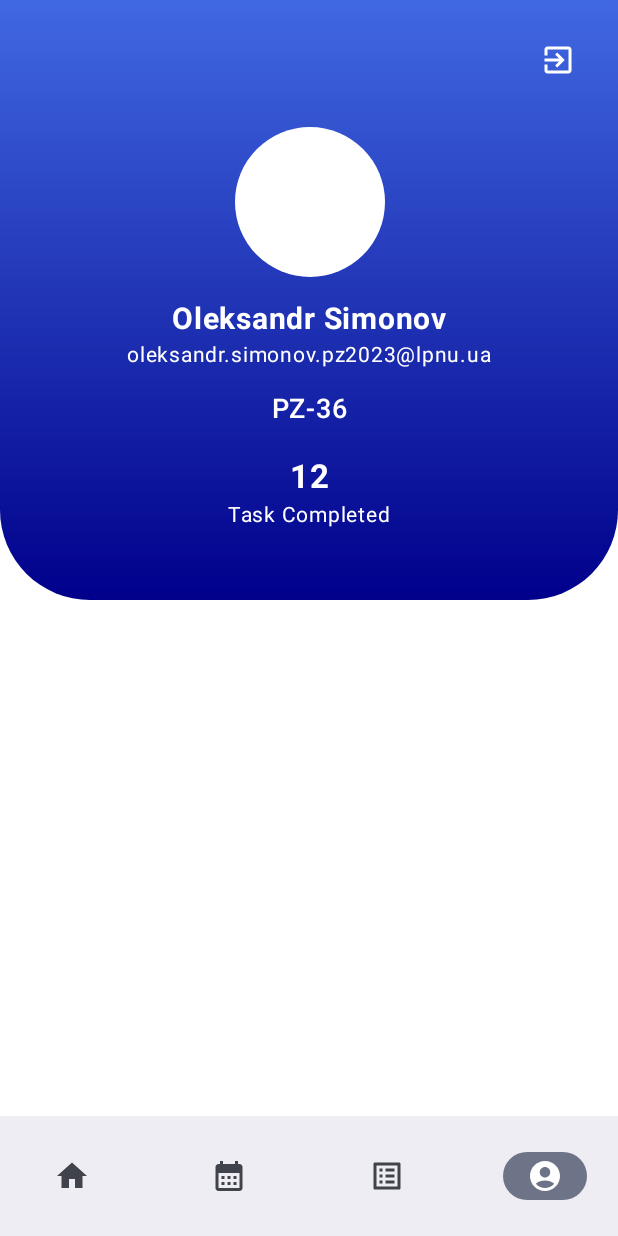
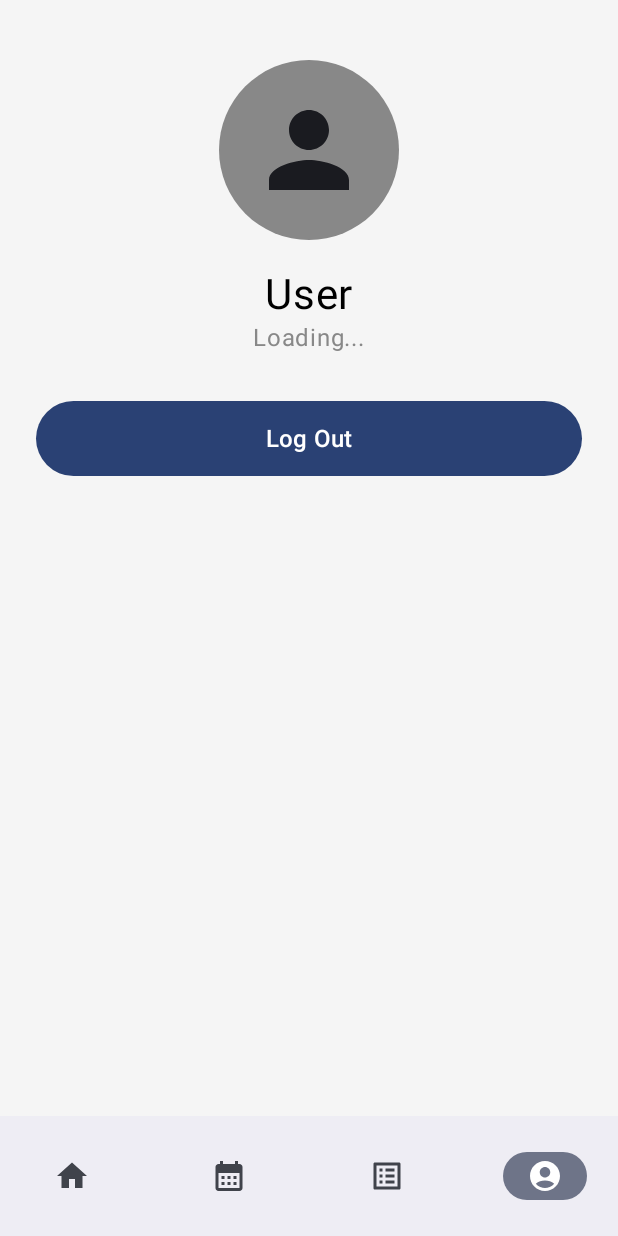
Before and after one commit to thrxxlone/StudyPlanner, an Android app built with Jetpack Compose: the ProfileScreen screen opened through its navigation route, on a phone screen of 412 x 824 dp. Run offline under Robolectric (Android 15) with nearby library versions, the phone set to English and light mode, and no system bars; our stand-ins replace Firebase (no records; nobody signed in at launch, a user with empty details on screens opened directly); 3 statements that could not run were skipped.

```diff
--- a/app/build.gradle.kts
+++ b/app/build.gradle.kts
@@ -63,6 +63,8 @@ dependencies {
     implementation("com.google.android.gms:play-services-auth:21.2.0")
     implementation("androidx.navigation:navigation-compose:2.7.2")
 
+    implementation("androidx.datastore:datastore-preferences:1.1.1")
+
     testImplementation(libs.junit)
     androidTestImplementation(libs.androidx.junit)
     androidTestImplementation(libs.androidx.espresso.core)
--- a/app/src/main/java/com/example/studyplanner/ui/screens/LoginScreen.kt
+++ b/app/src/main/java/com/example/studyplanner/ui/screens/LoginScreen.kt
@@ -14,22 +14,30 @@ import androidx.compose.ui.graphics.Color
 import androidx.compose.ui.res.painterResource
 import androidx.compose.ui.text.font.FontWeight
 import androidx.compose.ui.text.input.PasswordVisualTransformation
+import androidx.compose.ui.text.TextStyle
 import androidx.compose.ui.unit.dp
 import androidx.compose.ui.unit.sp
 import com.example.studyplanner.R
 import com.google.firebase.auth.FirebaseAuth
-import androidx.compose.ui.text.TextStyle
-
+import androidx.compose.ui.platform.LocalContext
+import com.example.studyplanner.data.StorageManager
+import kotlinx.coroutines.launch
 
 @Composable
-fun LoginScreen(onLoginSuccess: () -> Unit,
-                onNavigateToRegister: () -> Unit) {
+fun LoginScreen(
+    onLoginSuccess: () -> Unit,
+    onNavigateToRegister: () -> Unit
+) {
 
     var email by remember { mutableStateOf("") }
     var password by remember { mutableStateOf("") }
     var rememberMe by remember { mutableStateOf(false) }
     var errorMessage by remember { mutableStateOf<String?>(null) }
     var isLoading by remember { mutableStateOf(false) }
+
+    val context = LocalContext.current
+    val storage = remember { StorageManager(context) }
+    val coroutine = rememberCoroutineScope()
 
     Column(
         modifier = Modifier
@@ -40,7 +48,7 @@ fun LoginScreen(onLoginSuccess: () -> Unit,
 
         Spacer(modifier = Modifier.height(40.dp))
 
-        // Top row with text and logo
+        // HEADER
         Row(
             modifier = Modifier
                 .fillMaxWidth()
@@ -74,7 +82,6 @@ fun LoginScreen(onLoginSuccess: () -> Unit,
 
         Spacer(modifier = Modifier.height(24.dp))
 
-        // Dark container
         Box(
             modifier = Modifier
                 .fillMaxWidth()
@@ -91,7 +98,6 @@ fun LoginScreen(onLoginSuccess: () -> Unit,
                 horizontalAlignment = Alignment.CenterHorizontally
             ) {
 
-                // Email
                 OutlinedTextField(
                     value = email,
                     onValueChange = { email = it },
@@ -110,7 +116,6 @@ fun LoginScreen(onLoginSuccess: () -> Unit,
 
                 Spacer(modifier = Modifier.height(16.dp))
 
-                // Password
                 OutlinedTextField(
                     value = password,
                     onValueChange = { password = it },
@@ -130,7 +135,6 @@ fun LoginScreen(onLoginSuccess: () -> Unit,
 
                 Spacer(modifier = Modifier.height(8.dp))
 
-                // Remember me + Forgot password
                 Row(
                     modifier = Modifier.fillMaxWidth(),
                     horizontalArrangement = Arrangement.SpaceBetween,
@@ -159,13 +163,12 @@ fun LoginScreen(onLoginSuccess: () -> Unit,
 
                 Spacer(modifier = Modifier.height(20.dp))
 
-                // Firebase error
                 errorMessage?.let {
                     Text(text = it, color = Color.Red, fontSize = 13.sp)
                     Spacer(modifier = Modifier.height(12.dp))
                 }
 
-                // ------ LOGIN BUTTON ------
+                // ---------- LOGIN ----------
                 Button(
                     onClick = {
                         val auth = FirebaseAuth.getInstance()
@@ -175,10 +178,23 @@ fun LoginScreen(onLoginSuccess: () -> Unit,
                             auth.signInWithEmailAndPassword(email, password)
                                 .addOnCompleteListener { task ->
                                     isLoading = false
+
                                     if (task.isSuccessful) {
+
+                                        val uid = auth.currentUser?.uid ?: ""
+                                        val emailUser = auth.currentUser?.email ?: email
+
+                                        if (rememberMe) {
+                                            coroutine.launch {
+                                                storage.saveUser(uid, emailUser)
+                                            }
+                                        }
+
                                         onLoginSuccess()
+
                                     } else {
-                                        errorMessage = task.exception?.message ?: "Login failed"
+                                        errorMessage =
+                                            task.exception?.message ?: "Login failed"
                                     }
                                 }
                         } else {
@@ -220,9 +236,8 @@ fun LoginScreen(onLoginSuccess: () -> Unit,
                 Text("Or", color = Color.Gray, fontSize = 14.sp)
                 Spacer(modifier = Modifier.height(16.dp))
 
-                // Google Sign-in (not implemented)
                 OutlinedButton(
-                    onClick = { },
+                    onClick = {},
                     modifier = Modifier
                         .fillMaxWidth()
                         .height(50.dp),
@@ -242,9 +257,9 @@ fun LoginScreen(onLoginSuccess: () -> Unit,
                         Text("Sign in with Google VNS", fontSize = 15.sp)
                     }
                 }
+
                 Spacer(modifier = Modifier.height(16.dp))
 
-                // ------ REGISTER BUTTON ------
                 Button(
                     onClick = { onNavigateToRegister() },
                     modifier = Modifier
--- a/app/src/main/java/com/example/studyplanner/ui/screens/ProfileScreen.kt
+++ b/app/src/main/java/com/example/studyplanner/ui/screens/ProfileScreen.kt
@@ -1,124 +1,103 @@
 package com.example.studyplanner.ui.screens
 
+import androidx.compose.foundation.Image
 import androidx.compose.foundation.background
 import androidx.compose.foundation.layout.*
 import androidx.compose.foundation.shape.CircleShape
+import androidx.compose.material3.*
+import androidx.compose.runtime.*
+import androidx.compose.ui.Alignment
+import androidx.compose.ui.Modifier
+import androidx.compose.ui.graphics.Color
+import androidx.compose.ui.res.painterResource
+import androidx.compose.ui.unit.dp
+import androidx.compose.ui.unit.sp
+import com.example.studyplanner.R
+import com.example.studyplanner.data.StorageManager
+import kotlinx.coroutines.flow.collectLatest
+import androidx.compose.ui.platform.LocalContext
+import kotlinx.coroutines.launch
 import androidx.compose.foundation.shape.RoundedCornerShape
 import androidx.compose.material.icons.Icons
-import androidx.compose.material.icons.filled.ExitToApp
-import androidx.compose.material3.*
-import androidx.compose.runtime.Composable
-import androidx.compose.ui.Alignment
-import androidx.compose.ui.Modifier
-import androidx.compose.ui.draw.clip
-import androidx.compose.ui.graphics.Brush
-import androidx.compose.ui.graphics.Color
-import androidx.compose.ui.text.font.FontWeight
-import androidx.compose.ui.unit.dp
-import androidx.compose.ui.unit.sp
+import androidx.compose.material.icons.filled.*
+
 
 @Composable
-fun ProfileScreen(
-    userName: String = "Oleksandr Simonov",
-    userEmail: String = "oleksandr.simonov.pz2023@lpnu.ua",
-    group: String = "PZ-36",
-    tasksCompleted: Int = 12,
-    onBack: () -> Unit = {}
-) {
-    Box(
-        modifier = Modifier
-            .fillMaxSize()
-            .background(Color.White)
-    ) {
+fun ProfileScreen(onBack: () -> Unit) {
 
-        // Верхній блок з градієнтом
-        Box(
-            modifier = Modifier
-                .fillMaxWidth()
-                .height(400.dp)
-                .clip(RoundedCornerShape(bottomStart = 60.dp, bottomEnd = 60.dp))
-                .background(
-                    Brush.verticalGradient(
-                        colors = listOf(Color(0xFF4169E1), Color(0xFF00008B))
-                    )
-                )
-        ) {
+    val context = LocalContext.current
+    val storage = remember { StorageManager(context) }
 
-            // Кнопка виходу
-            IconButton(
-                onClick = onBack,
-                modifier = Modifier
-                    .align(Alignment.TopEnd)
-                    .padding(16.dp)
-            ) {
-                Icon(
-                    imageVector = Icons.Default.ExitToApp,
-                    contentDescription = "Logout",
-                    tint = Color.White
-                )
+    var userEmail by remember { mutableStateOf("Loading...") }
+    var userName by remember { mutableStateOf("User") }
+
+    val coroutine = rememberCoroutineScope()
+
+    // 🔹 Завантажити email з DataStore
+    LaunchedEffect(true) {
+        storage.userEmail.collectLatest { email ->
+            if (email != null) {
+                userEmail = email
+                userName = email.substringBefore("@")  // автоматично генеруємо ім’я
+            }
+        }
     }
 
     Column(
         modifier = Modifier
-                    .align(Alignment.Center)
-                    .padding(top = 40.dp),
+            .fillMaxSize()
+            .background(Color(0xFFF5F5F5)),
         horizontalAlignment = Alignment.CenterHorizontally
     ) {
+
+        Spacer(modifier = Modifier.height(40.dp))
 
         // Аватар
         Box(
             modifier = Modifier
-                        .size(100.dp)
-                        .clip(CircleShape)
-                        .background(Color.White)
+                .size(120.dp)
+                .background(Color.Gray, CircleShape),
+            contentAlignment = Alignment.Center
+        ) {
+            Icon(
+                Icons.Default.Person,
+                contentDescription = "Profile",
+                modifier = Modifier.size(80.dp)
             )
-
-                Spacer(modifier = Modifier.height(16.dp))
-
-                // Ім'я
-                Text(
-                    text = userName,
-                    color = Color.White,
-                    fontSize = 20.sp,
-                    fontWeight = FontWeight.Bold
-                )
-
-                // Email
-                Text(
-                    text = userEmail,
-                    color = Color.White,
-                    fontSize = 14.sp
-                )
-
-                Spacer(modifier = Modifier.height(12.dp))
-
-                // Група
-                Text(
-                    text = group,
-                    color = Color.White,
-                    fontSize = 18.sp,
-                    fontWeight = FontWeight.SemiBold
-                )
+        }
 
         Spacer(modifier = Modifier.height(20.dp))
 
-                // Кількість виконаних завдань
-                Column(
-                    horizontalAlignment = Alignment.CenterHorizontally
+        // 🔹 Ім’я та email з Firebase / DataStore
+        Text(
+            text = userName,
+            fontSize = 28.sp,
+            color = Color.Black
+        )
+
+        Text(
+            text = userEmail,
+            fontSize = 16.sp,
+            color = Color.Gray
+        )
+
+        Spacer(modifier = Modifier.height(30.dp))
+
+        // Кнопка виходу
+        Button(
+            onClick = {
+                coroutine.launch {
+                    storage.clear()  // 🔹 Очищаємо DataStore
+                }
+                onBack()
+            },
+            modifier = Modifier
+                .fillMaxWidth()
+                .padding(horizontal = 24.dp)
+                .height(50.dp),
+            shape = RoundedCornerShape(25.dp)
         ) {
-                    Text(
-                        text = tasksCompleted.toString(),
-                        color = Color.White,
-                        fontSize = 22.sp,
-                        fontWeight = FontWeight.Bold
-                    )
-                    Text(
-                        text = "Task Completed",
-                        color = Color.White,
-                        fontSize = 14.sp
-                    )
+            Text("Log Out", fontSize = 16.sp)
         }
     }
 }
-    }
-}
```
Also changed, not shown: app/src/main/java/com/example/studyplanner/ui/screens/HomeScreen.kt (+22 -6 lines), app/src/main/java/com/example/studyplanner/ui/screens/RegisterScreen.kt (+34 -2 lines). Lines whose indentation alone changed are shown as unchanged.
